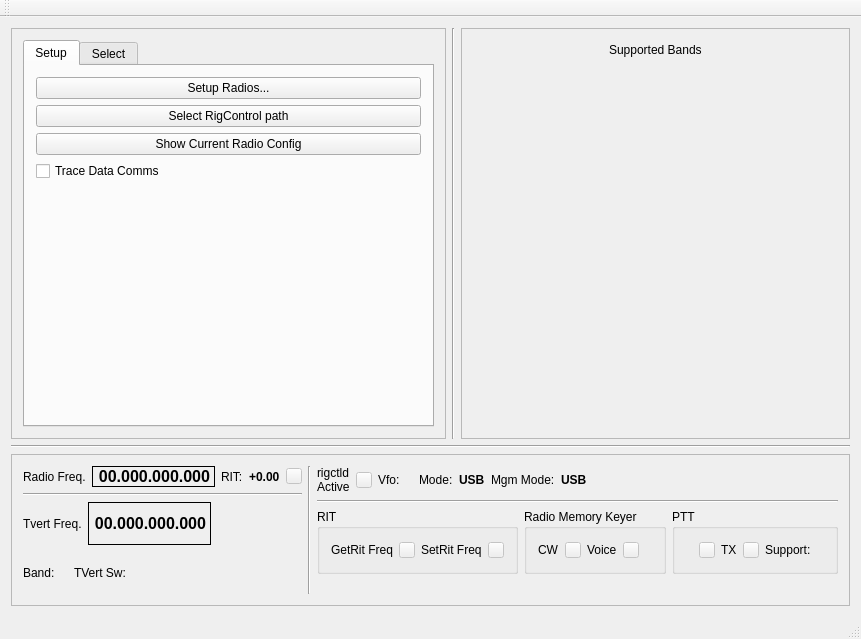
The window that mqt/MqtRigControl/rigcontrolmainwindow.ui (Rsclub22/Minos2-Mirror) describes before a commit, drawn with Qt 5.
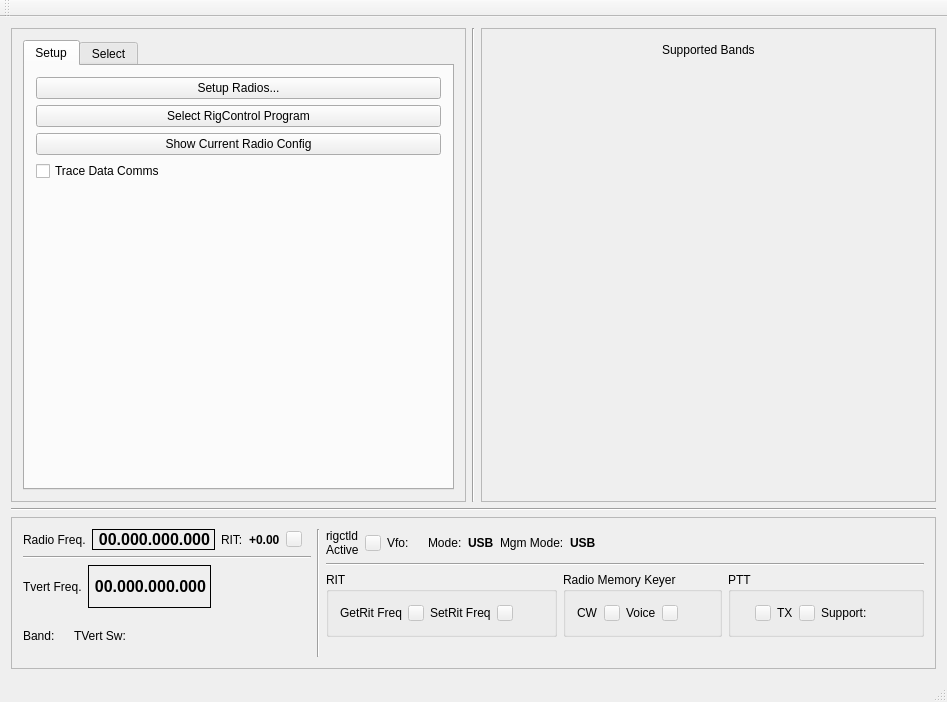
The same window after the commit. The open tabs and pages were chosen to show the change. Custom widgets are drawn as their Qt base class.

Commit message: Change rigctl path to program

What changed in the file:
```diff
--- a/mqt/MqtRigControl/rigcontrolmainwindow.ui
+++ b/mqt/MqtRigControl/rigcontrolmainwindow.ui
@@ -6,8 +6,8 @@
    <rect>
     <x>0</x>
     <y>0</y>
-    <width>844</width>
-    <height>639</height>
+    <width>947</width>
+    <height>702</height>
    </rect>
   </property>
   <property name="windowTitle">
@@ -51,7 +51,7 @@
                <item>
                 <widget class="QPushButton" name="configRigctld">
                  <property name="text">
-                  <string>Select RigControl path</string>
+                  <string>Select RigControl Program</string>
                  </property>
                 </widget>
                </item>
```
Left out of the diff: 70 changed lines with no effect on the pictures.
